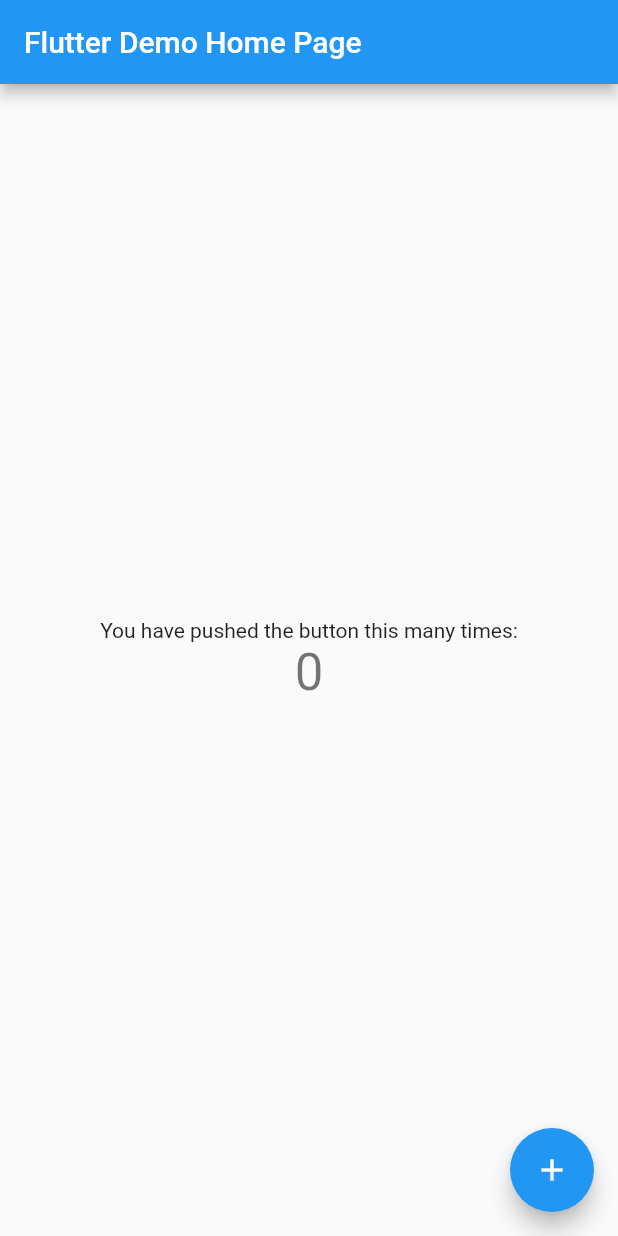
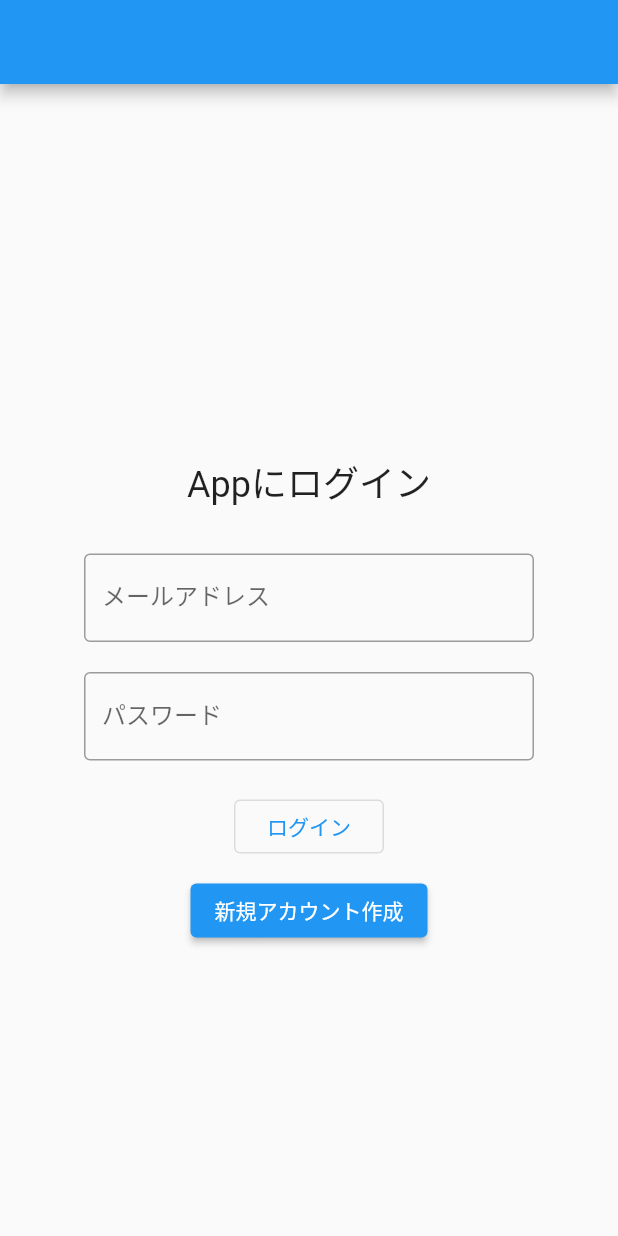
Before and after one commit to nakamuraryu/app, a Flutter app: the screen it shows after launch, on a phone screen of 412 x 824 dp. Run offline on Flutter 3.47's test engine with Material 2 defaults, Android fonts, the phone set to English and light mode, and no system bars; our stand-ins replace cloud_firestore, firebase_auth, firebase_core, flutter_riverpod; accounts and stored records are empty.

```diff
--- a/lib/main.dart
+++ b/lib/main.dart
@@ -1,115 +1,37 @@
 import 'package:flutter/material.dart';
+import 'package:app/view/login.dart';
+import 'package:app/view/signup.dart';
+import 'package:firebase_auth/firebase_auth.dart';
+import 'package:firebase_core/firebase_core.dart';
+import 'firebase_options.dart';
+import 'package:cloud_firestore/cloud_firestore.dart';
+import 'package:flutter_riverpod/flutter_riverpod.dart';
 
-void main() {
+void main() async{
+  WidgetsFlutterBinding.ensureInitialized();
+  await Firebase.initializeApp(
+    options: DefaultFirebaseOptions.currentPlatform,
+  );
+  final FirebaseAuth auth = FirebaseAuth.instance;
   runApp(const MyApp());
 }
 
 class MyApp extends StatelessWidget {
   const MyApp({Key? key}) : super(key: key);
 
-  // This widget is the root of your application.
   @override
   Widget build(BuildContext context) {
     return MaterialApp(
-      title: 'Flutter Demo',
+      title: 'App',
       theme: ThemeData(
-        // This is the theme of your application.
-        //
-        // Try running your application with "flutter run". You'll see the
-        // application has a blue toolbar. Then, without quitting the app, try
-        // changing the primarySwatch below to Colors.green and then invoke
-        // "hot reload" (press "r" in the console where you ran "flutter run",
-        // or simply save your changes to "hot reload" in a Flutter IDE).
-        // Notice that the counter didn't reset back to zero; the application
-        // is not restarted.
         primarySwatch: Colors.blue,
       ),
-      home: const MyHomePage(title: 'Flutter Demo Home Page'),
+      home: const LoginPage(),
+      routes: {
+        // '/':(context) => const LoginPage(title: 'Login Page'),
+        '/login':(context) => const LoginPage(),
+        '/signup': (context) => const Signup(),
+      },
     );
   }
 }
-
-class MyHomePage extends StatefulWidget {
-  const MyHomePage({Key? key, required this.title}) : super(key: key);
-
-  // This widget is the home page of your application. It is stateful, meaning
-  // that it has a State object (defined below) that contains fields that affect
-  // how it looks.
-
-  // This class is the configuration for the state. It holds the values (in this
-  // case the title) provided by the parent (in this case the App widget) and
-  // used by the build method of the State. Fields in a Widget subclass are
-  // always marked "final".
-
-  final String title;
-
-  @override
-  State<MyHomePage> createState() => _MyHomePageState();
-}
-
-class _MyHomePageState extends State<MyHomePage> {
-  int _counter = 0;
-
-  void _incrementCounter() {
-    setState(() {
-      // This call to setState tells the Flutter framework that something has
-      // changed in this State, which causes it to rerun the build method below
-      // so that the display can reflect the updated values. If we changed
-      // _counter without calling setState(), then the build method would not be
-      // called again, and so nothing would appear to happen.
-      _counter++;
-    });
-  }
-
-  @override
-  Widget build(BuildContext context) {
-    // This method is rerun every time setState is called, for instance as done
-    // by the _incrementCounter method above.
-    //
-    // The Flutter framework has been optimized to make rerunning build methods
-    // fast, so that you can just rebuild anything that needs updating rather
-    // than having to individually change instances of widgets.
-    return Scaffold(
-      appBar: AppBar(
-        // Here we take the value from the MyHomePage object that was created by
-        // the App.build method, and use it to set our appbar title.
-        title: Text(widget.title),
-      ),
-      body: Center(
-        // Center is a layout widget. It takes a single child and positions it
-        // in the middle of the parent.
-        child: Column(
-          // Column is also a layout widget. It takes a list of children and
-          // arranges them vertically. By default, it sizes itself to fit its
-          // children horizontally, and tries to be as tall as its parent.
-          //
-          // Invoke "debug painting" (press "p" in the console, choose the
-          // "Toggle Debug Paint" action from the Flutter Inspector in Android
-          // Studio, or the "Toggle Debug Paint" command in Visual Studio Code)
-          // to see the wireframe for each widget.
-          //
-          // Column has various properties to control how it sizes itself and
-          // how it positions its children. Here we use mainAxisAlignment to
-          // center the children vertically; the main axis here is the vertical
-          // axis because Columns are vertical (the cross axis would be
-          // horizontal).
-          mainAxisAlignment: MainAxisAlignment.center,
-          children: <Widget>[
-            const Text(
-              'You have pushed the button this many times:',
-            ),
-            Text(
-              '$_counter',
-              style: Theme.of(context).textTheme.headline4,
-            ),
-          ],
-        ),
-      ),
-      floatingActionButton: FloatingActionButton(
-        onPressed: _incrementCounter,
-        tooltip: 'Increment',
-        child: const Icon(Icons.add),
-      ), // This trailing comma makes auto-formatting nicer for build methods.
-    );
-  }
-}
--- /dev/null
+++ b/lib/model/count.dart
@@ -0,0 +1,3 @@
+class Count {
+  int count = 0;
+}
--- /dev/null
+++ b/lib/view/login.dart
@@ -0,0 +1,140 @@
+import 'package:app/view/counter.dart';
+import 'package:flutter/material.dart';
+import 'package:firebase_auth/firebase_auth.dart';
+import 'package:firebase_core/firebase_core.dart';
+
+class LoginPage extends StatefulWidget {
+  const LoginPage({Key? key}) : super(key: key);
+  @override
+  State<LoginPage> createState() => _LoginPageState();
+}
+
+class _LoginPageState extends State<LoginPage> {
+  String email = '';
+  String password = '';
+  // メッセージ表示用
+  String infoText = '';
+
+  @override
+  Widget build(BuildContext context) {
+    return Scaffold(
+      appBar: AppBar(
+      ),
+      body: Center(
+        child: Column(
+          mainAxisAlignment: MainAxisAlignment.center,
+          children: <Widget>[
+            //エラーメッセージ
+            Container(
+              padding: const EdgeInsets.all(8),
+              child: Text(infoText, style: const TextStyle(color: Colors.red)),
+            ),
+            //画面タイトル
+              Container(
+                padding: const EdgeInsets.all(30),
+                child: Text('Appにログイン',
+                    style: Theme.of(context).textTheme.headline5),
+              ),
+            //メールアドレス入力
+            SizedBox(
+              width: 300,
+              child: TextFormField(
+                decoration: const InputDecoration(labelText: 'メールアドレス', border: OutlineInputBorder()),
+                initialValue: email,
+                onChanged: (String value) {
+                  setState(() {
+                    email = value;
+                  });
+                },
+              ),
+            ),
+            const SizedBox(height: 20),
+            // パスワード入力
+            SizedBox(
+                width: 300,
+                child: TextFormField(
+                  decoration: const InputDecoration(labelText: 'パスワード', border: OutlineInputBorder()),
+                  initialValue: password,
+                  obscureText: true,
+                  onChanged: (String value) {
+                    setState(() {
+                      password = value;
+                    });
+                  },
+                )),
+            const SizedBox(height: 20),
+            // ログイン登録ボタン
+            SizedBox(
+              width: 100,
+              child: OutlinedButton(
+                child: const Text('ログイン'),
+                onPressed: () async {
+                  final FirebaseAuth auth = FirebaseAuth.instance;
+                  final User? user = auth.currentUser;
+                  if (user == null) {
+                    try {
+                      //サインイン
+                      await FirebaseAuth.instance.signInWithEmailAndPassword(
+                          email: email, password: password);
+                      print('ログインしました');
+                      //認証確認
+                      User? user = FirebaseAuth.instance.currentUser;
+                      print('emailVerified:${!user!.emailVerified}');
+                      if (user != null && !user.emailVerified) {
+                        print('debug');
+                        setState(() {
+                          infoText = 'No user found for that email.';
+                        });
+                        throw Exception('Email is not verified') ;
+                      }
+                      if (!mounted) return;
+                      Navigator.push(
+                          context,
+                          MaterialPageRoute(
+                            builder: (context) => const CounterPage(title: 'Counter'),
+                          ));
+                    } on FirebaseAuthException catch (e) {
+                      if (e.code == 'user-not-found') {
+                        setState(() {
+                          infoText = 'No user found for that email.';
+                        });
+                      } else if (e.code == 'wrong-password') {
+                        setState(() {
+                          infoText = 'Wrong password provided for that user.';
+                        });
+                      } else {
+                        setState(() {
+                          infoText = e.code;
+                        });
+                      }
+                    }catch (e) {
+                    setState(() {
+                          infoText = e.toString();
+                        });
+                    }
+                  } else {
+                    print('ログイン済です');
+                  }
+                },
+              ),
+            ),
+            const SizedBox(height: 8),
+            //アカウント作成ボタン
+            ElevatedButton(
+              onPressed: () => {
+                // Navigator.push(context, MaterialPageRoute(
+                //   builder: (context) {
+                //     return const sub2.RegisterApp();
+                //   },
+                // ))
+                Navigator.pushNamed(context, '/signup')
+              },
+              child: const Text('新規アカウント作成'),
+            ),
+            const SizedBox(height: 8),
+          ],
+        ),
+      ),
+    );
+  }
+}
--- a/pubspec.yaml
+++ b/pubspec.yaml
@@ -34,6 +34,10 @@ dependencies:
   # The following adds the Cupertino Icons font to your application.
   # Use with the CupertinoIcons class for iOS style icons.
   cupertino_icons: ^1.0.2
+  firebase_auth: ^3.3.19
+  firebase_core: ^1.17.1
+  cloud_firestore: ^3.1.17
+  flutter_riverpod: ^1.0.4
 
 dev_dependencies:
   flutter_test:
```
Also changed, not shown: lib/debug.dart (added, +23 -0 lines), lib/view/completed_signup.dart (added, +56 -0 lines), lib/view/counter.dart (added, +133 -0 lines), lib/view/signup.dart (added, +189 -0 lines), lib/firebase_options.dart (added), lib/src/features/authentication/presentation/auth_screen.dart (added), pubspec.lock, 6 other files.
